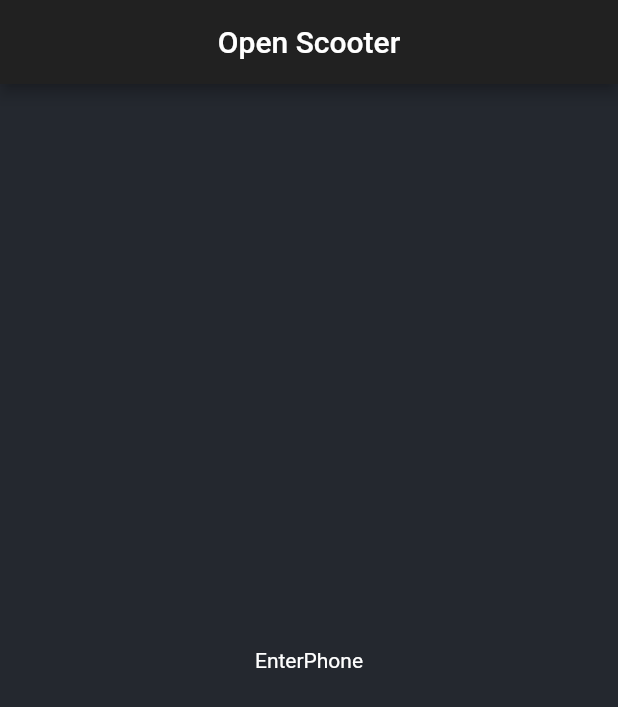
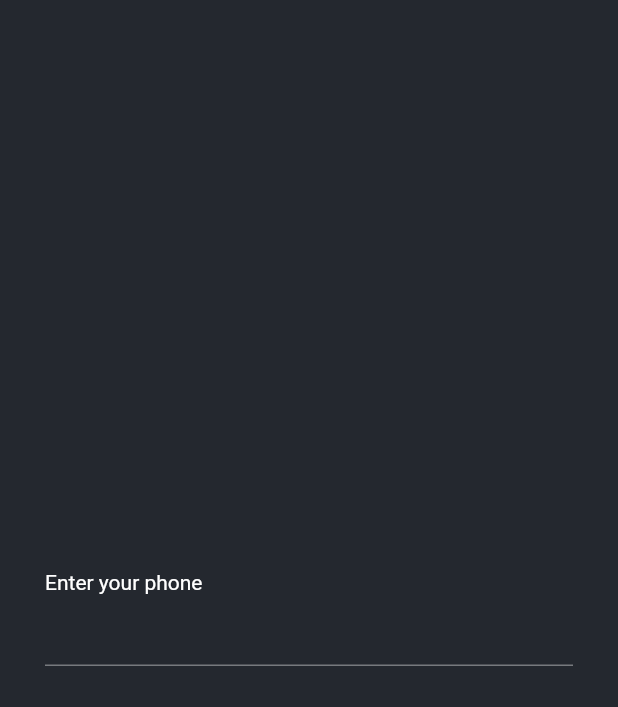
Before and after one commit to 4llower/open-scooter-ui, a Flutter app: the screen it shows after launch, on a phone screen of 412 x 824 dp. Shown: the top 707 px of the screen. Run offline on Flutter 3.47's test engine with Material 2 defaults, Android fonts, the light colour scheme and no system bars; our stand-ins replace dartz, equatable, flutter_bloc, get_it.

Commit message:
add: enter phone number page

```diff
--- a/lib/feature/data/repos/user_repo_impl.dart
+++ b/lib/feature/data/repos/user_repo_impl.dart
@@ -8,9 +8,9 @@ import 'package:open_scooter_ui/feature/domain/entities/user_entity.dart';
 import 'package:open_scooter_ui/feature/domain/repos/user_repo.dart';
 
 class UserRepoImpl implements UserRepo {
-  final UserRemoteDataSourceImpl userRemoteDataSource;
+  final UserRemoteDataSource userRemoteDataSource;
 
-  UserRepoImpl(this.userRemoteDataSource);
+  UserRepoImpl({required this.userRemoteDataSource});
 
   @override
   Future<Either<Failure, UserEntity>> addCreditCard(
--- a/lib/feature/presentation/bloc/user_cubit/user_cubit.dart
+++ b/lib/feature/presentation/bloc/user_cubit/user_cubit.dart
@@ -9,6 +9,10 @@ class UserCubit extends Cubit<UserState> {
 
   UserCubit({required this.sendSMS, required this.enterAuthCode})
       : super(UserNotLogin());
+
+  void getTokenFromLocalStorage() async {
+    print('init');
+  }
 
   void sendSMSCode(String phone) async {
     if (state is UserLogin) return;
--- a/lib/feature/presentation/bloc/user_cubit/user_state.dart
+++ b/lib/feature/presentation/bloc/user_cubit/user_state.dart
@@ -9,6 +9,15 @@ abstract class UserState extends Equatable {
 }
 
 class UserNotLogin extends UserState {
+  @override
+  List<Object> get props => [];
+}
+
+class UserPhoneInput extends UserState {
+  final String phone;
+
+  UserPhoneInput({required this.phone});
+
   @override
   List<Object> get props => [];
 }
--- a/lib/feature/presentation/pages/auth_page.dart
+++ b/lib/feature/presentation/pages/auth_page.dart
@@ -5,11 +5,6 @@ import 'package:open_scooter_ui/feature/presentation/widgets/forms/enter_phone.d
 class AuthPage extends StatelessWidget {
   @override
   Widget build(BuildContext context) {
-    return Scaffold(
-      body: Center(
-        child: EnterPhone(),
-      ),
-      appBar: AppBar(title: Center(child: Text("Open Scooter"))),
-    );
+    return Scaffold(body: EnterPhone());
   }
 }
--- a/lib/feature/presentation/widgets/forms/enter_phone.dart
+++ b/lib/feature/presentation/widgets/forms/enter_phone.dart
@@ -1,9 +1,22 @@
 import 'package:flutter/cupertino.dart';
 import 'package:flutter/material.dart';
+import 'package:flutter_bloc/flutter_bloc.dart';
+import 'package:open_scooter_ui/feature/presentation/bloc/user_cubit/user_cubit.dart';
+import 'package:open_scooter_ui/feature/presentation/bloc/user_cubit/user_state.dart';
 
 class EnterPhone extends StatelessWidget {
   @override
   Widget build(BuildContext context) {
-    return Center(child: Text("EnterPhone"));
+    return BlocBuilder<UserCubit, UserState>(builder: (context, state) {
+      print(state);
+      return Container(
+          padding: EdgeInsets.all(30.0),
+          child: Column(mainAxisAlignment: MainAxisAlignment.center, children: [
+            Row(
+              children: [Text("Enter your phone")],
+            ),
+            TextField(onChanged: (hello) => print(hello))
+          ]));
+    });
   }
 }
--- a/lib/main.dart
+++ b/lib/main.dart
@@ -1,6 +1,7 @@
 import 'package:flutter/material.dart';
 import 'package:flutter_bloc/flutter_bloc.dart';
 import 'package:open_scooter_ui/feature/presentation/bloc/scooter_cubit/scooter_cubit.dart';
+import 'package:open_scooter_ui/feature/presentation/bloc/user_cubit/user_cubit.dart';
 import 'package:open_scooter_ui/feature/presentation/pages/auth_page.dart';
 import 'package:open_scooter_ui/feature/presentation/pages/map_page.dart';
 import 'locator_service.dart' as di;
@@ -21,6 +22,8 @@ class App extends StatelessWidget {
       providers: [
         BlocProvider<ScooterCubit>(
             create: (context) => sl<ScooterCubit>()..loadScooters()),
+        BlocProvider<UserCubit>(
+            create: (context) => sl<UserCubit>()..getTokenFromLocalStorage()),
       ],
       child: MaterialApp(
         theme: ThemeData.dark().copyWith(
```
Also changed, not shown: lib/locator_service.dart (+18 -0 lines).
